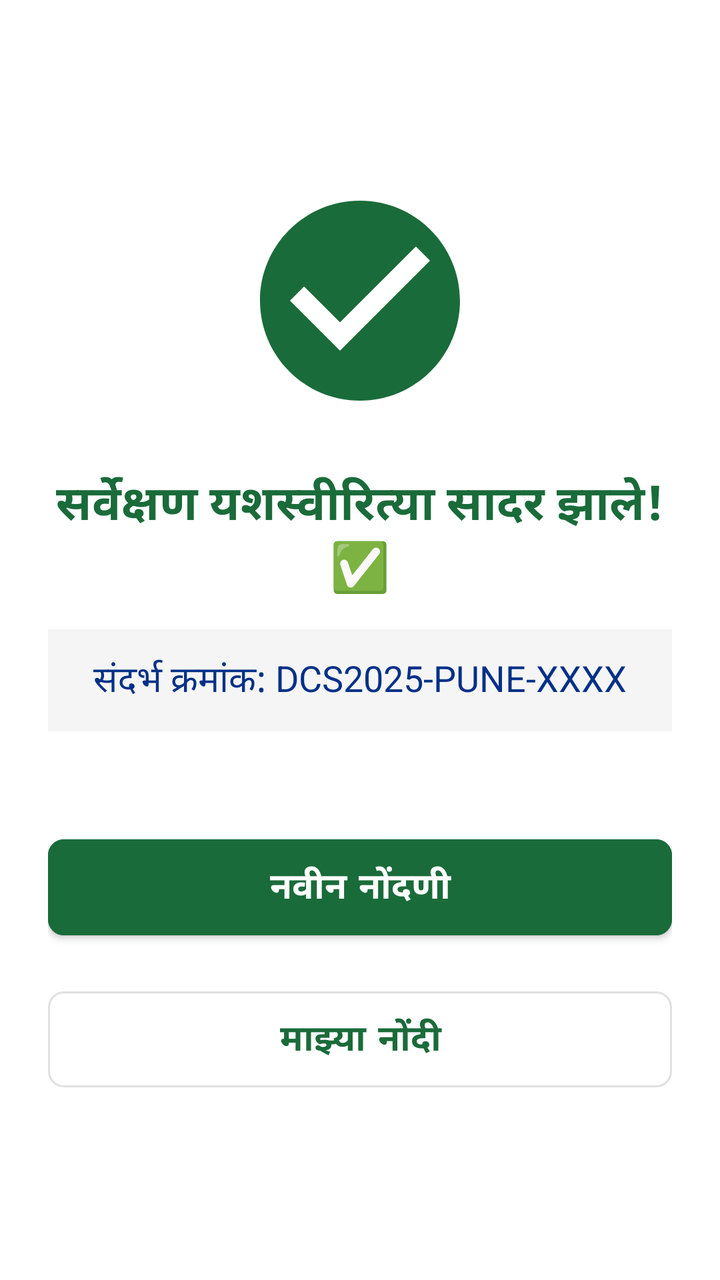
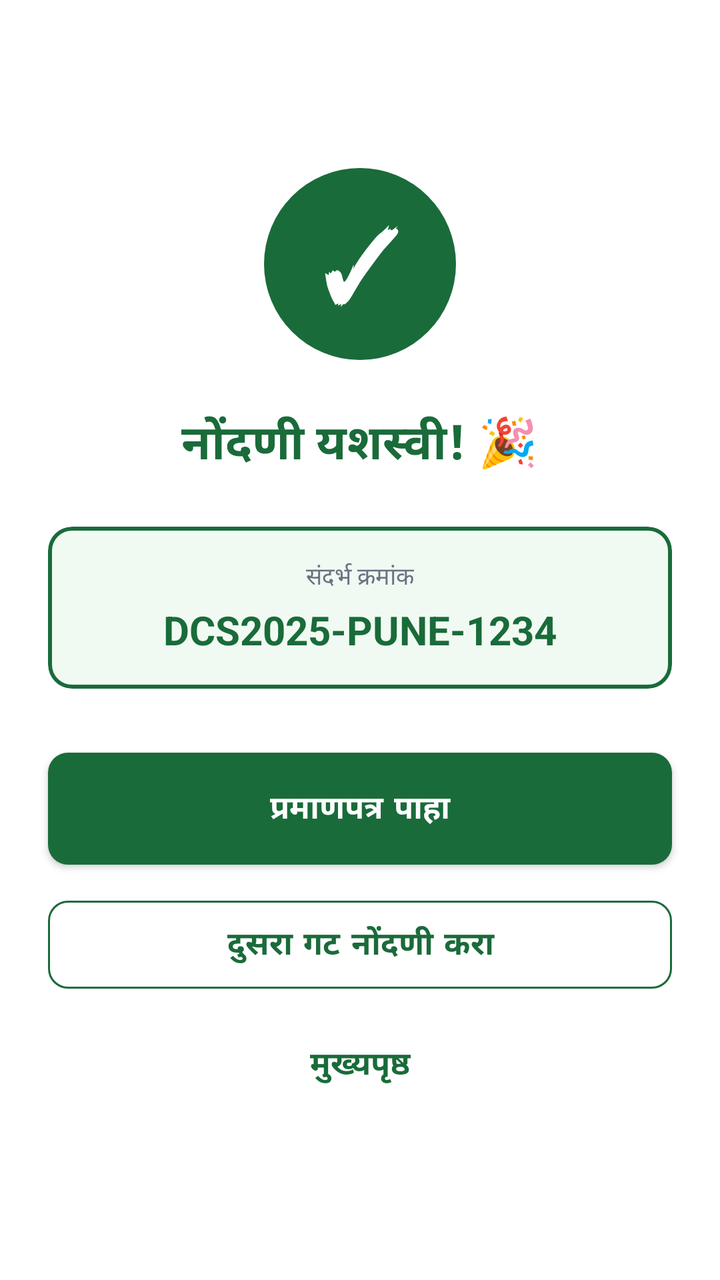

Compare the two renders of this Android layout. The source of the first and the diff that turns it into the second are given below.
<!-- AndroidManifest.xml: application theme Theme.EPeekPahani -->
<!-- res/layout/fragment_success.xml -->
<?xml version="1.0" encoding="utf-8"?>
<LinearLayout xmlns:android="http://schemas.android.com/apk/res/android"
    xmlns:app="http://schemas.android.com/apk/res-auto"
    android:layout_width="match_parent"
    android:layout_height="match_parent"
    android:orientation="vertical"
    android:padding="24dp"
    android:background="@color/white"
    android:gravity="center">

    <ImageView
        android:id="@+id/ivSuccess"
        android:layout_width="120dp"
        android:layout_height="120dp"
        android:src="@drawable/ic_check_circle"
        android:layout_marginBottom="24dp"
        app:tint="@color/primary" />

    <TextView
        android:layout_width="match_parent"
        android:layout_height="wrap_content"
        android:text="सर्वेक्षण यशस्वीरित्या सादर झाले! ✅"
        android:textColor="@color/primary"
        android:textSize="24sp"
        android:textStyle="bold"
        android:textAlignment="center"
        android:layout_marginBottom="16dp"/>

    <TextView
        android:id="@+id/tvReference"
        android:layout_width="match_parent"
        android:layout_height="wrap_content"
        android:text="संदर्भ क्रमांक: DCS2025-PUNE-XXXX"
        android:textColor="@color/secondary"
        android:textSize="18sp"
        android:textAlignment="center"
        android:layout_marginBottom="48dp"
        android:background="#F5F5F5"
        android:padding="12dp"/>

    <com.google.android.material.button.MaterialButton
        android:id="@+id/btnNew"
        android:layout_width="match_parent"
        android:layout_height="60dp"
        android:text="नवीन नोंदणी"
        android:textSize="18sp"
        android:textStyle="bold"
        android:backgroundTint="@color/primary"
        app:cornerRadius="8dp"
        android:layout_marginBottom="16dp"/>

    <com.google.android.material.button.MaterialButton
        android:id="@+id/btnRecords"
        style="@style/Widget.MaterialComponents.Button.OutlinedButton"
        android:layout_width="match_parent"
        android:layout_height="60dp"
        android:text="माझ्या नोंदी"
        android:textSize="18sp"
        android:textStyle="bold"
        app:cornerRadius="8dp" />

</LinearLayout>
<!-- resources referenced by this layout -->
<resources>
  <color name="primary">#1A6B3A</color>
  <color name="secondary">#003087</color>
  <color name="white">#FFFFFF</color>
  <!-- drawable ic_check_circle (drawable) -->
  <?xml version="1.0" encoding="utf-8"?>
  <vector xmlns:android="http://schemas.android.com/apk/res/android"
      android:width="24dp"
      android:height="24dp"
      android:viewportWidth="24.0"
      android:viewportHeight="24.0">
      <path
          android:fillColor="#FF000000"
          android:pathData="M12,2C6.48,2 2,6.48 2,12s4.48,10 10,10 10,-4.48 10,-10S17.52,2 12,2zM10,17l-5,-5 1.41,-1.41L10,14.17l7.59,-7.59L19,8l-9,9z"/>
  </vector>
  <style name="Theme.EPeekPahani" parent="Theme.MaterialComponents.Light.NoActionBar">
          <item name="colorPrimary">@color/primary</item>
          <item name="colorPrimaryVariant">@color/primary_dark</item>
          <item name="colorOnPrimary">@color/white</item>
          
          <item name="colorSecondary">@color/secondary</item>
          <item name="colorSecondaryVariant">@color/secondary</item>
          <item name="colorOnSecondary">@color/white</item>
          
          <item name="colorError">@color/error</item>
          <item name="colorOnError">@color/white</item>
  
          <item name="android:statusBarColor">?attr/colorPrimaryVariant</item>
          
          <item name="android:fontFamily">sans-serif</item>
      </style>
  <color name="primary_dark">#124F2A</color>
  <!-- unchanged entries left out for length: 1 -->
</resources>

<!-- the commit's change to res/layout/fragment_success.xml (unified diff, before → after) -->
@@ -1,62 +1,104 @@
 <?xml version="1.0" encoding="utf-8"?>
-<LinearLayout xmlns:android="http://schemas.android.com/apk/res/android"
+<androidx.constraintlayout.widget.ConstraintLayout xmlns:android="http://schemas.android.com/apk/res/android"
     xmlns:app="http://schemas.android.com/apk/res-auto"
     android:layout_width="match_parent"
     android:layout_height="match_parent"
-    android:orientation="vertical"
-    android:padding="24dp"
-    android:background="@color/white"
-    android:gravity="center">
+    android:background="@color/bg_card">
 
-    <ImageView
-        android:id="@+id/ivSuccess"
-        android:layout_width="120dp"
-        android:layout_height="120dp"
-        android:src="@drawable/ic_check_circle"
-        android:layout_marginBottom="24dp"
-        app:tint="@color/primary" />
-
-    <TextView
+    <LinearLayout
         android:layout_width="match_parent"
         android:layout_height="wrap_content"
-        android:text="सर्वेक्षण यशस्वीरित्या सादर झाले! ✅"
-        android:textColor="@color/primary"
-        android:textSize="24sp"
-        android:textStyle="bold"
-        android:textAlignment="center"
-        android:layout_marginBottom="16dp"/>
+        android:orientation="vertical"
+        android:gravity="center"
+        app:layout_constraintTop_toTopOf="parent"
+        app:layout_constraintBottom_toBottomOf="parent"
+        app:layout_constraintStart_toStartOf="parent"
+        app:layout_constraintEnd_toEndOf="parent">
 
-    <TextView
-        android:id="@+id/tvReference"
-        android:layout_width="match_parent"
-        android:layout_height="wrap_content"
-        android:text="संदर्भ क्रमांक: DCS2025-PUNE-XXXX"
-        android:textColor="@color/secondary"
-        android:textSize="18sp"
-        android:textAlignment="center"
-        android:layout_marginBottom="48dp"
-        android:background="#F5F5F5"
-        android:padding="12dp"/>
+        <FrameLayout
+            android:layout_width="96dp"
+            android:layout_height="96dp"
+            android:background="@drawable/shape_circle_green"
+            android:layout_marginBottom="24dp">
+            <TextView
+                android:layout_width="match_parent"
+                android:layout_height="match_parent"
+                android:text="✓"
+                android:textColor="@color/text_white"
+                android:textSize="48sp"
+                android:textStyle="bold"
+                android:gravity="center" />
+        </FrameLayout>
 
-    <com.google.android.material.button.MaterialButton
-        android:id="@+id/btnNew"
-        android:layout_width="match_parent"
-        android:layout_height="60dp"
-        android:text="नवीन नोंदणी"
-        android:textSize="18sp"
-        android:textStyle="bold"
-        android:backgroundTint="@color/primary"
-        app:cornerRadius="8dp"
-        android:layout_marginBottom="16dp"/>
+        <TextView
+            android:layout_width="wrap_content"
+            android:layout_height="wrap_content"
+            android:text="नोंदणी यशस्वी! 🎉"
+            android:textColor="@color/green_primary"
+            android:textSize="24sp"
+            android:textStyle="bold"
+            android:layout_marginBottom="24dp" />
 
-    <com.google.android.material.button.MaterialButton
-        android:id="@+id/btnRecords"
-        style="@style/Widget.MaterialComponents.Button.OutlinedButton"
-        android:layout_width="match_parent"
-        android:layout_height="60dp"
-        android:text="माझ्या नोंदी"
-        android:textSize="18sp"
-        android:textStyle="bold"
-        app:cornerRadius="8dp" />
+        <com.google.android.material.card.MaterialCardView
+            android:layout_width="match_parent"
+            android:layout_height="wrap_content"
+            android:layout_marginHorizontal="24dp"
+            app:cardBackgroundColor="@color/green_tint"
+            app:strokeWidth="2dp"
+            app:strokeColor="@color/green_primary"
+            app:cardElevation="0dp"
+            app:cardCornerRadius="12dp">
+            <LinearLayout
+                android:layout_width="match_parent"
+                android:layout_height="wrap_content"
+                android:orientation="vertical"
+                android:padding="16dp"
+                android:gravity="center">
+                <TextView
+                    android:layout_width="wrap_content"
+                    android:layout_height="wrap_content"
+                    android:text="संदर्भ क्रमांक"
+                    android:textColor="@color/text_secondary"
+                    android:textSize="12sp"
+                    android:layout_marginBottom="4dp"/>
+                <TextView
+                    android:id="@+id/tv_reference"
+                    android:layout_width="wrap_content"
+                    android:layout_height="wrap_content"
+                    android:text="DCS2025-PUNE-1234"
+                    android:textColor="@color/green_primary"
+                    android:textSize="20sp"
+                    android:textStyle="bold"/>
+            </LinearLayout>
+        </com.google.android.material.card.MaterialCardView>
 
-</LinearLayout>
+        <com.google.android.material.button.MaterialButton
+            android:id="@+id/btn_records"
+            style="@style/Widget.App.Button.Primary"
+            android:layout_width="match_parent"
+            android:layout_height="wrap_content"
+            android:layout_marginHorizontal="24dp"
+            android:layout_marginTop="32dp"
+            android:text="प्रमाणपत्र पाहा" />
+
+        <com.google.android.material.button.MaterialButton
+            android:id="@+id/btn_new"
+            style="@style/Widget.App.Button.Outline"
+            android:layout_width="match_parent"
+            android:layout_height="wrap_content"
+            android:layout_marginHorizontal="24dp"
+            android:layout_marginTop="12dp"
+            android:text="दुसरा गट नोंदणी करा" />
+
+        <com.google.android.material.button.MaterialButton
+            android:id="@+id/btn_home"
+            style="@style/Widget.MaterialComponents.Button.TextButton"
+            android:layout_width="wrap_content"
+            android:layout_height="wrap_content"
+            android:layout_marginTop="8dp"
+            android:text="मुख्यपृष्ठ"
+            android:textColor="@color/green_primary" />
+
+    </LinearLayout>
+
+</androidx.constraintlayout.widget.ConstraintLayout>
<!-- resource entries referenced after the edit -->
@@ -1,36 +1,88 @@
 <!-- resources referenced by this layout -->
 <resources>
-  <color name="primary">#1A6B3A</color>
-  <color name="secondary">#003087</color>
-  <color name="white">#FFFFFF</color>
-  <!-- drawable ic_check_circle (drawable) -->
+  <color name="bg_card">#FFFFFF</color>
+  <color name="green_primary">#1a6b3a</color>
+  <color name="green_tint">#f0faf2</color>
+  <color name="text_secondary">#6B7280</color>
+  <color name="text_white">#FFFFFF</color>
+  <!-- drawable shape_circle_green (drawable) -->
   <?xml version="1.0" encoding="utf-8"?>
-  <vector xmlns:android="http://schemas.android.com/apk/res/android"
-      android:width="24dp"
-      android:height="24dp"
-      android:viewportWidth="24.0"
-      android:viewportHeight="24.0">
-      <path
-          android:fillColor="#FF000000"
-          android:pathData="M12,2C6.48,2 2,6.48 2,12s4.48,10 10,10 10,-4.48 10,-10S17.52,2 12,2zM10,17l-5,-5 1.41,-1.41L10,14.17l7.59,-7.59L19,8l-9,9z"/>
-  </vector>
-  <style name="Theme.EPeekPahani" parent="Theme.MaterialComponents.Light.NoActionBar">
-          <item name="colorPrimary">@color/primary</item>
-          <item name="colorPrimaryVariant">@color/primary_dark</item>
-          <item name="colorOnPrimary">@color/white</item>
+  <shape xmlns:android="http://schemas.android.com/apk/res/android"
+      android:shape="oval">
+      <solid android:color="@color/green_primary" />
+  </shape>
+  <style name="Widget.App.Button.Outline" parent="Widget.MaterialComponents.Button.OutlinedButton">
+          <item name="strokeColor">@color/green_primary</item>
+          <item name="android:textColor">@color/green_primary</item>
+          <item name="shapeAppearanceOverlay">@style/ShapeAppearance.App.SmallComponent</item>
+          <item name="android:minHeight">56dp</item>
+          <item name="android:textSize">16sp</item>
+          <item name="android:textStyle">bold</item>
+      </style>
+  <style name="Widget.App.Button.Primary" parent="Widget.MaterialComponents.Button">
+          <item name="backgroundTint">@color/green_primary</item>
+          <item name="android:textColor">@color/text_white</item>
+          <item name="shapeAppearanceOverlay">@style/ShapeAppearance.App.SmallComponent</item>
+          <item name="android:minHeight">56dp</item>
+          <item name="android:insetTop">0dp</item>
+          <item name="android:insetBottom">0dp</item>
+          <item name="elevation">0dp</item>
+          <item name="android:textSize">16sp</item>
+          <item name="android:textStyle">bold</item>
+          <item name="rippleColor">@color/ripple</item>
+      </style>
+  <style name="Theme.EPeekPahani" parent="Base.Theme.CloneEPeekPahani" />
+  <style name="ShapeAppearance.App.SmallComponent" parent="ShapeAppearance.MaterialComponents.SmallComponent">
+          <item name="cornerFamily">rounded</item>
+          <item name="cornerSize">10dp</item>
+      </style>
+  <color name="ripple">#1a1a6b3a</color>
+  <style name="Base.Theme.CloneEPeekPahani" parent="Theme.App">
           
-          <item name="colorSecondary">@color/secondary</item>
-          <item name="colorSecondaryVariant">@color/secondary</item>
-          <item name="colorOnSecondary">@color/white</item>
+      </style>
+  <style name="Theme.App" parent="Theme.MaterialComponents.Light.NoActionBar">
+          <item name="colorPrimary">@color/green_primary</item>
+          <item name="colorPrimaryVariant">@color/green_dark</item>
+          <item name="colorOnPrimary">@color/text_white</item>
+          <item name="colorSecondary">@color/saffron</item>
+          <item name="colorSecondaryVariant">@color/saffron_dark</item>
+          <item name="colorOnSecondary">@color/text_white</item>
+          <item name="colorError">@color/error</item>
+          <item name="colorOnError">@color/text_white</item>
+          <item name="colorSurface">@color/bg_card</item>
+          <item name="colorOnSurface">@color/text_primary</item>
+          <item name="android:colorBackground">@color/bg_screen</item>
+          <item name="colorOnBackground">@color/text_primary</item>
+  
           
-          <item name="colorError">@color/error</item>
-          <item name="colorOnError">@color/white</item>
+          <item name="materialButtonStyle">@style/Widget.App.Button.Primary</item>
+          <item name="textInputStyle">@style/Widget.App.TextInputLayout</item>
   
-          <item name="android:statusBarColor">?attr/colorPrimaryVariant</item>
           
-          <item name="android:fontFamily">sans-serif</item>
+          <item name="shapeAppearanceSmallComponent">@style/ShapeAppearance.App.SmallComponent</item>
+          <item name="shapeAppearanceMediumComponent">@style/ShapeAppearance.App.MediumComponent</item>
+          <item name="shapeAppearanceLargeComponent">@style/ShapeAppearance.App.LargeComponent</item>
       </style>
-  <color name="primary_dark">#124F2A</color>
+  <color name="green_dark">#0f4a27</color>
+  <color name="saffron">#f7941d</color>
+  <color name="saffron_dark">#e65100</color>
+  <color name="text_primary">#1C1C1C</color>
+  <color name="bg_screen">#F2F5F1</color>
+  <style name="Widget.App.TextInputLayout" parent="Widget.MaterialComponents.TextInputLayout.OutlinedBox">
+          <item name="boxStrokeColor">@color/green_primary</item>
+          <item name="hintTextColor">@color/green_primary</item>
+          <item name="android:textColorHint">@color/text_hint</item>
+          <item name="shapeAppearanceOverlay">@style/ShapeAppearance.App.SmallComponent</item>
+      </style>
+  <style name="ShapeAppearance.App.MediumComponent" parent="ShapeAppearance.MaterialComponents.MediumComponent">
+          <item name="cornerFamily">rounded</item>
+          <item name="cornerSize">12dp</item>
+      </style>
+  <style name="ShapeAppearance.App.LargeComponent" parent="ShapeAppearance.MaterialComponents.LargeComponent">
+          <item name="cornerFamily">rounded</item>
+          <item name="cornerSize">16dp</item>
+      </style>
+  <color name="text_hint">#9CA3AF</color>
   <!-- unchanged entries left out for length: 1 -->
 </resources>
 
